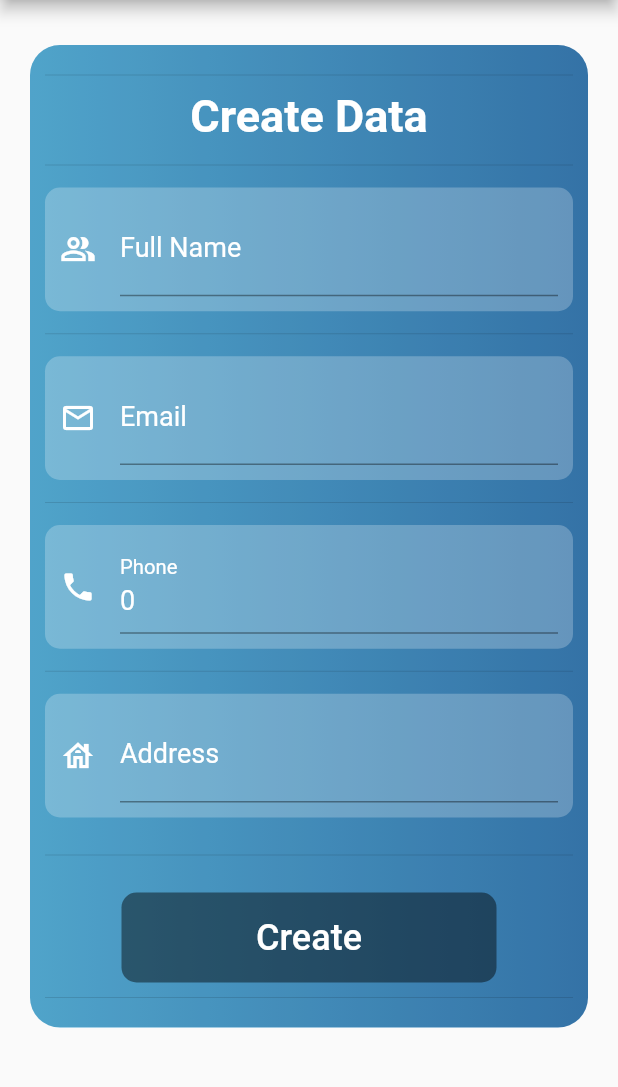
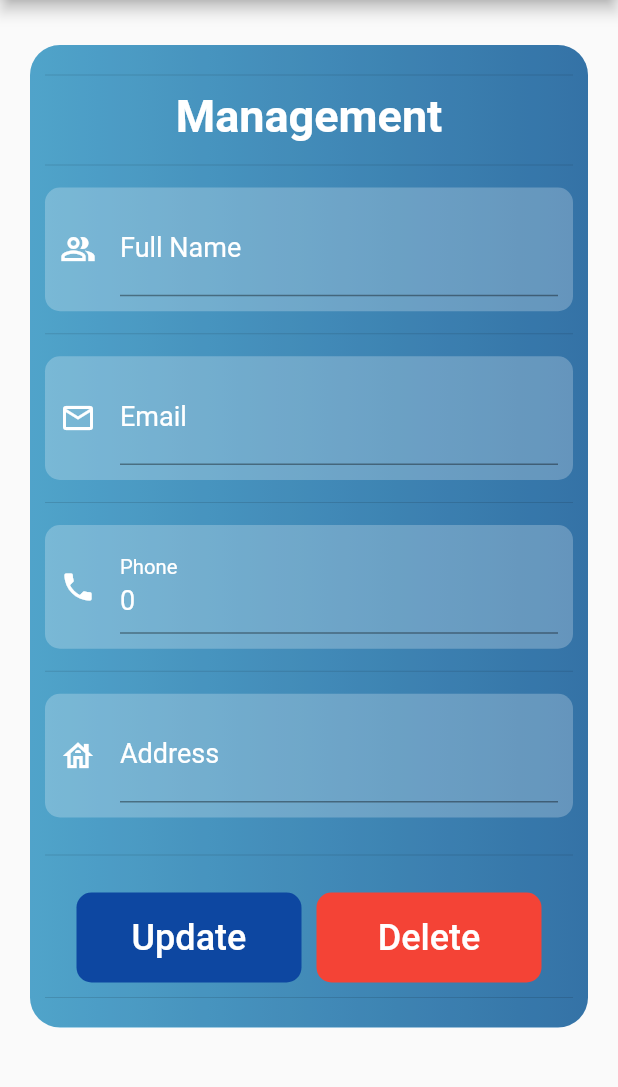
Before and after one commit to AdhaminRubenPomaYapur/Parcial-Tito, a Flutter app: the PutContact screen opened directly with empty values, on a phone screen of 412 x 824 dp, the part 84-1171 px from its top. Run offline on Flutter 3.47's test engine with Material 2 defaults, Android fonts, the phone set to English and light mode, and no system bars; network calls fail.

Commit message:
Casi completado el crud

```diff
--- a/lib/routes/app_route.dart
+++ b/lib/routes/app_route.dart
@@ -11,7 +11,6 @@ class AppRoute {
     MenuOption(route: 'listContacts',     screen: const ListContacts()),
     MenuOption(route: 'postContacts',     screen: const PostContact()),
     MenuOption(route: 'putContacts',      screen: const PutContact()),
-    MenuOption(route: 'deleteContacts',   screen: const DeleteContact()),
   ];
 
   static Map<String, Widget Function(BuildContext)> getRoutes() {
--- a/lib/screens/put_contact.dart
+++ b/lib/screens/put_delete_contact.dart
@@ -1,5 +1,4 @@
 import 'package:flutter/material.dart';
-import 'package:parcial_flutter_testing/models/contacts_response.dart';
 import 'package:parcial_flutter_testing/models/models.dart';
 import 'package:parcial_flutter_testing/services/api_service.dart';
 import 'package:parcial_flutter_testing/widgets/widgets.dart';
@@ -41,7 +40,7 @@ class PutContact extends StatelessWidget {
               child: Column(
                 children: [
                   const Divider( height: 20,),
-                  const Text('Create Data', style: TextStyle( fontSize: 30, fontWeight: FontWeight.bold, color: Colors.white ),),
+                  const Text('Management', style: TextStyle( fontSize: 30, fontWeight: FontWeight.bold, color: Colors.white ),),
                   const Divider( height: 30,),
                   CustomTextFormField(
                     initialValue  : contact.fullName,
@@ -75,17 +74,20 @@ class PutContact extends StatelessWidget {
                     validator: (value) => Validator.validatorAddress(value),
                   ),
                   const Divider( height: 50,),
+                  Row(
+                    mainAxisAlignment: MainAxisAlignment.center,
+                    children: [
                       Container(
                         decoration: BoxDecoration(
                           borderRadius: BorderRadius.circular(10),
-                      color: Colors.black45,
+                          color: Colors.blue[900],
                         ),
-                    width: 250,
+                        width: 150,
                         height: 60,
                         child: TextButton(
                           onPressed: () {
                             if(addFormKey.currentState?.validate() ?? false){
-                          apiService.createContact(
+                              apiService.updateContact(
                                 ContactResponse(
                                   fullName : contact.fullName,
                                   email    : contact.email,
@@ -96,8 +98,26 @@ class PutContact extends StatelessWidget {
                               Navigator.pushReplacementNamed(context, 'listContacts');
                             }
                           },
-                      child: const Text('Create', style: TextStyle( fontSize: 24, color: Colors.white ),),
+                          child: const Text('Update', style: TextStyle( fontSize: 24, color: Colors.white ),),
                         ),
+                      ),
+                      const SizedBox( width: 10,),
+                      Container(
+                        decoration: BoxDecoration(
+                          borderRadius: BorderRadius.circular(10),
+                          color: Colors.red,
+                        ),
+                        width: 150,
+                        height: 60,
+                        child: TextButton(
+                          onPressed: () {
+                              apiService.deleteContact(contact.id);
+                              Navigator.pushReplacementNamed(context, 'listContacts');
+                          },
+                          child: const Text('Delete', style: TextStyle( fontSize: 24, color: Colors.white ),),
+                        ),
+                      ),
+                    ],
                   ),
                   const Divider( height: 20,),
                 ],
--- a/lib/screens/screens.dart
+++ b/lib/screens/screens.dart
@@ -1,6 +1,5 @@
-export 'package:parcial_flutter_testing/screens/delete_contact.dart';
 export 'package:parcial_flutter_testing/screens/post_contact.dart';
-export 'package:parcial_flutter_testing/screens/put_contact.dart';
+export 'package:parcial_flutter_testing/screens/put_delete_contact.dart';
 export 'package:parcial_flutter_testing/screens/list_contacs.dart';
 export 'package:parcial_flutter_testing/screens/daily_progress.dart';
 export 'package:parcial_flutter_testing/screens/login_screen.dart';
```
Also changed, not shown: lib/screens/delete_contact.dart (deleted, +0 -15 lines), lib/screens/list_contacs.dart (+9 -1 lines), lib/services/api_service.dart (+32 -0 lines). Lines whose indentation alone changed are shown as unchanged.
